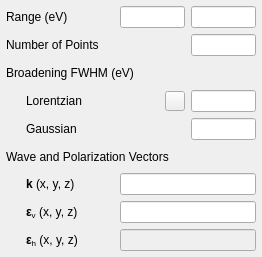
Old version of the form src/crispy/quanty/uis/axis.ui in the repository mretegan/crispy.
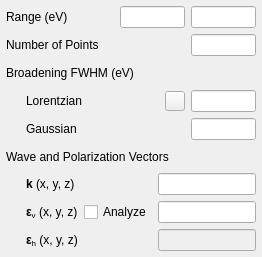
New version of the form. Custom widgets are drawn as their Qt base class.

```diff
--- a/src/crispy/quanty/uis/axis.ui
+++ b/src/crispy/quanty/uis/axis.ui
@@ -229,7 +229,7 @@
        </property>
       </widget>
      </item>
-     <item row="1" column="2">
+     <item row="1" column="3">
       <widget class="Vector3DLineEdit" name="e1LineEdit">
        <property name="enabled">
         <bool>true</bool>
@@ -245,6 +245,16 @@
        </property>
       </widget>
      </item>
+     <item row="1" column="2">
+      <widget class="QCheckBox" name="analyzeCheckBox">
+       <property name="text">
+        <string>Analyze</string>
+       </property>
+       <property name="toolTip">
+        <string>Analyze (resolve) the outgoing polarization. When unchecked, the calculation averages over the outgoing polarization.</string>
+       </property>
+      </widget>
+     </item>
      <item row="1" column="0">
       <spacer name="e1LeftSpacer">
        <property name="sizeType">
@@ -271,7 +281,7 @@
        </property>
       </spacer>
      </item>
-     <item row="0" column="2">
+     <item row="0" column="3">
       <widget class="Vector3DLineEdit" name="kLineEdit">
        <property name="maximumSize">
         <size>
@@ -307,7 +317,7 @@
        </property>
       </widget>
      </item>
-     <item row="2" column="2">
+     <item row="2" column="3">
       <widget class="Vector3DLineEdit" name="e2LineEdit">
        <property name="enabled">
         <bool>false</bool>
```
